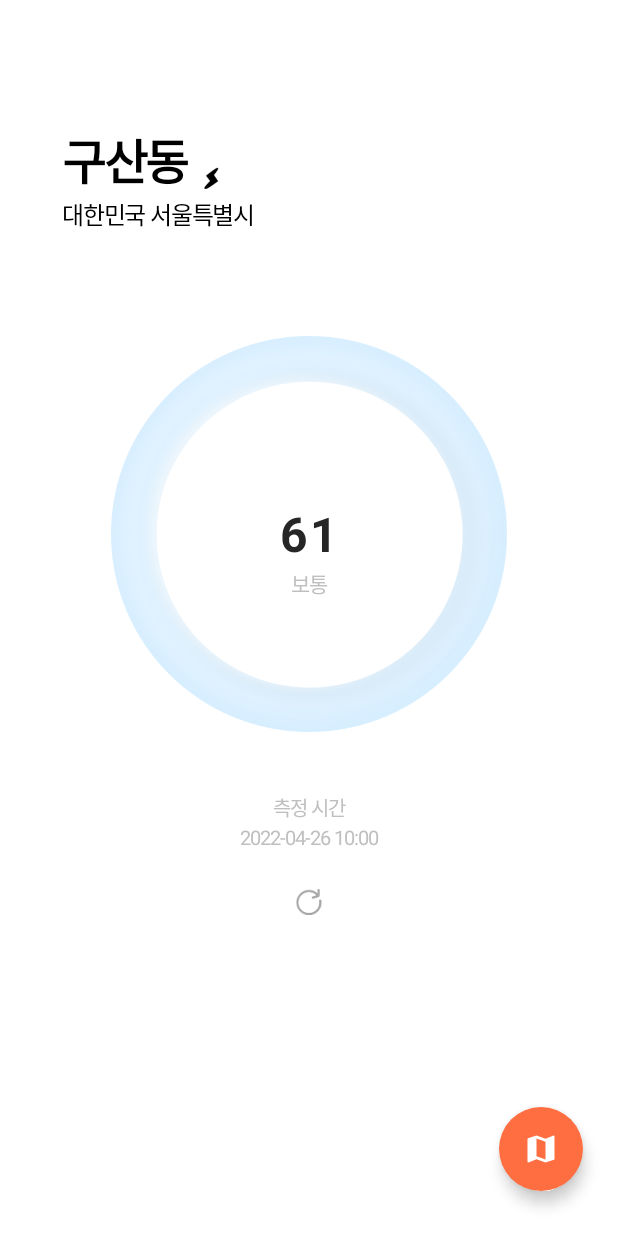
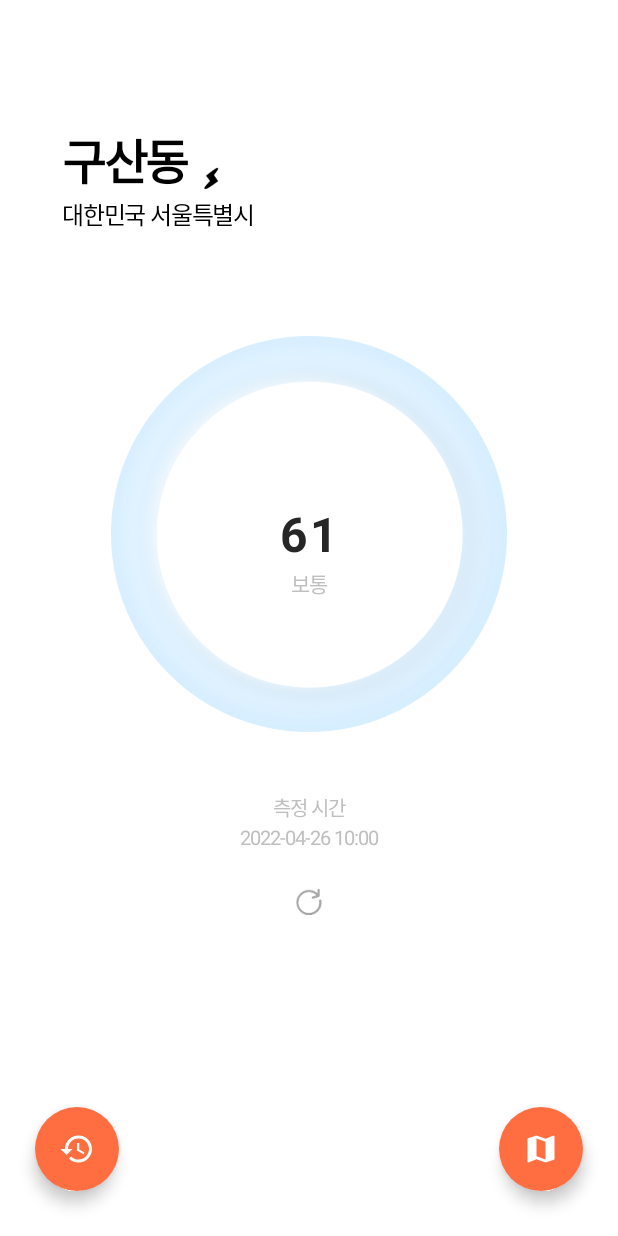
Before and after one commit to tmdwns1101/AirQuality, an Android app: the screen it shows after launch (MainActivity), on a phone screen of 412 x 824 dp. Run offline under Robolectric (Android 15) with nearby library versions, the phone set to English and light mode, and no system bars; our stand-ins replace Room's generated code.

Commit message:
Feat -  최근 검색한 위치 조회 기능 추가

```diff
--- a/app/build.gradle
+++ b/app/build.gradle
@@ -78,6 +78,7 @@ dependencies {
     // LiveData
     implementation "androidx.lifecycle:lifecycle-livedata-ktx:$lifecycle_version"
 
+
     // Room
     implementation 'androidx.room:room-ktx:2.4.0'
     implementation 'androidx.room:room-runtime:2.4.0'
@@ -88,4 +89,7 @@ dependencies {
     implementation "org.jetbrains.kotlinx:kotlinx-coroutines-core:$coroutine_version"
     implementation "org.jetbrains.kotlinx:kotlinx-coroutines-android:$coroutine_version"
 
+    //lifecycle scope
+    implementation "androidx.lifecycle:lifecycle-runtime-ktx:2.4.0"
+
 }
--- a/app/src/main/AndroidManifest.xml
+++ b/app/src/main/AndroidManifest.xml
@@ -13,6 +13,9 @@
         android:roundIcon="@mipmap/ic_launcher_round"
         android:supportsRtl="true"
         android:theme="@style/Theme.AirQuality">
+        <activity
+            android:name=".activities.RecentLocationActivity"
+            android:exported="false" />
         <activity
             android:name=".activities.MapActivity"
             android:exported="false" />
--- a/app/src/main/java/com/example/airquality/activities/MapActivity.kt
+++ b/app/src/main/java/com/example/airquality/activities/MapActivity.kt
@@ -19,6 +19,7 @@ class MapActivity : AppCompatActivity(), OnMapReadyCallback {
 
     private lateinit var binding: ActivityMapBinding
 
+
     private var mMap: GoogleMap? = null
 
     private var currentLat: Double = 0.0 //Main 액티비티로 부터 전달받은 위도
@@ -27,7 +28,6 @@ class MapActivity : AppCompatActivity(), OnMapReadyCallback {
 
     override fun onCreate(savedInstanceState: Bundle?) {
         super.onCreate(savedInstanceState)
-
         binding = ActivityMapBinding.inflate(layoutInflater)
         setContentView(binding.root)
 
@@ -44,6 +44,7 @@ class MapActivity : AppCompatActivity(), OnMapReadyCallback {
 
         binding.btnCheckHere.setOnClickListener {
             mMap?.let {
+
                 val intent = Intent()
                 intent.putExtra("latitude",it.cameraPosition.target.latitude)
                 intent.putExtra("longitude",it.cameraPosition.target.longitude)
--- /dev/null
+++ b/app/src/main/java/com/example/airquality/repository/room/AppDatabase.kt
@@ -0,0 +1,27 @@
+package com.example.airquality.repository.room
+
+import android.content.Context
+import androidx.room.Database
+import androidx.room.Room
+import androidx.room.RoomDatabase
+import com.example.airquality.repository.room.dao.RecentLocationDAO
+import com.example.airquality.repository.room.entity.RecentLocation
+
+@Database(entities = [RecentLocation::class], version = 1)
+abstract class AppDatabase : RoomDatabase() {
+
+    abstract fun getRecentLocationDAO(): RecentLocationDAO
+
+    companion object {
+        val databaseName = "db_todo"
+        var appDatabase: AppDatabase? = null
+
+        fun getInstance(ctx: Context): AppDatabase? {
+            if (appDatabase == null) {
+                appDatabase =
+                    Room.databaseBuilder(ctx, AppDatabase::class.java, databaseName).build()
+            }
+            return appDatabase
+        }
+    }
+}
--- /dev/null
+++ b/app/src/main/java/com/example/airquality/repository/room/dao/RecentLocationDAO.kt
@@ -0,0 +1,24 @@
+package com.example.airquality.repository.room.dao
+
+import androidx.lifecycle.LiveData
+import androidx.room.Dao
+import androidx.room.Delete
+import androidx.room.Insert
+import androidx.room.Query
+import com.example.airquality.repository.room.entity.RecentLocation
+
+@Dao
+interface RecentLocationDAO {
+
+    @Query("SELECT * FROM RecentLocation ORDER BY RecentLocation.id DESC")
+    fun findAll(): LiveData<List<RecentLocation>>
+
+    @Query("SELECT * FROM RecentLocation WHERE RecentLocation.id = :id")
+    suspend fun find(id: String): RecentLocation?
+
+    @Insert
+    suspend fun create(item: RecentLocation)
+
+    @Delete
+    suspend fun delete(item: RecentLocation)
+}
--- a/app/src/main/java/com/example/airquality/utils/LocationProvider.kt
+++ b/app/src/main/java/com/example/airquality/utils/LocationProvider.kt
@@ -90,4 +90,6 @@ class LocationProvider(val context: Context) {
     fun getLocationLongitude(): Double {
         return location?.longitude ?: 0.0
     }
+
+
 }
--- /dev/null
+++ b/app/src/main/res/drawable/ic_baseline_history_24.xml
@@ -0,0 +1,10 @@
+<vector xmlns:android="http://schemas.android.com/apk/res/android"
+    android:width="24dp"
+    android:height="24dp"
+    android:viewportWidth="24"
+    android:viewportHeight="24"
+    android:tint="?attr/colorControlNormal">
+  <path
+      android:fillColor="@android:color/white"
+      android:pathData="M13,3c-4.97,0 -9,4.03 -9,9L1,12l3.89,3.89 0.07,0.14L9,12L6,12c0,-3.87 3.13,-7 7,-7s7,3.13 7,7 -3.13,7 -7,7c-1.93,0 -3.68,-0.79 -4.94,-2.06l-1.42,1.42C8.27,19.99 10.51,21 13,21c4.97,0 9,-4.03 9,-9s-4.03,-9 -9,-9zM12,8v5l4.28,2.54 0.72,-1.21 -3.5,-2.08L13.5,8L12,8z"/>
+</vector>
--- a/app/src/main/res/layout/activity_main.xml
+++ b/app/src/main/res/layout/activity_main.xml
@@ -154,4 +154,17 @@
         app:layout_constraintEnd_toEndOf="parent"
         app:tint="@color/white" />
 
+    <com.google.android.material.floatingactionbutton.FloatingActionButton
+        android:id="@+id/recent_location"
+        android:layout_width="wrap_content"
+        android:layout_height="wrap_content"
+        android:layout_marginBottom="30dp"
+        android:layout_marginStart="23dp"
+        android:backgroundTint="@color/orange"
+        android:src="@drawable/ic_baseline_history_24"
+        app:borderWidth="0dp"
+        app:layout_constraintBottom_toBottomOf="parent"
+        app:layout_constraintStart_toStartOf="parent"
+        app:tint="@color/white" />
+
 </androidx.constraintlayout.widget.ConstraintLayout>
```
Also changed, not shown: app/src/main/java/com/example/airquality/activities/MainActivity.kt (+67 -10 lines), app/src/main/java/com/example/airquality/activities/RecentLocationActivity.kt (added, +91 -0 lines), app/src/main/java/com/example/airquality/adpater/RecentLocationAdapter.kt (added, +56 -0 lines), app/src/main/java/com/example/airquality/repository/Repository.kt (+23 -1 lines), app/src/main/java/com/example/airquality/repository/room/entity/RecentLocation.kt (added, +14 -0 lines), app/src/main/java/com/example/airquality/viewModels/MainViewModel.kt (+5 -2 lines), app/src/main/java/com/example/airquality/viewModels/RecentLocationViewModel.kt (added, +27 -0 lines), app/src/main/res/layout/activity_recent_location.xml (added, +16 -0 lines), app/src/main/res/layout/item_recent_location.xml (added, +37 -0 lines).
